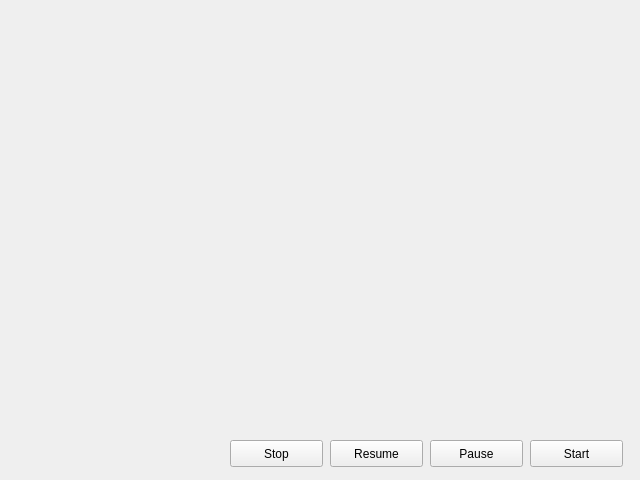
Old version of the form sapien190/trunk/source/Sandbox/sapine_v1/presentation/views/simulationrunning.ui in the repository kimbjerge/iirtsf10grp5.
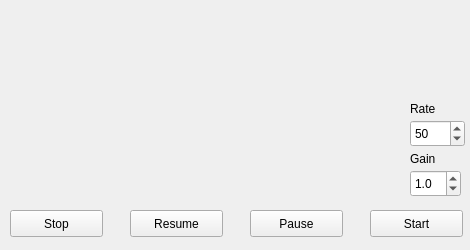
New version of the form.

Commit message: Added gain and rate parameters for GUI. Added deleting command and state objects when used. Fixed a number of other errors.

```diff
--- a/sapien190/trunk/source/Sandbox/sapine_v1/presentation/views/simulationrunning.ui
+++ b/sapien190/trunk/source/Sandbox/sapine_v1/presentation/views/simulationrunning.ui
@@ -6,8 +6,8 @@
    <rect>
     <x>0</x>
     <y>0</y>
-    <width>640</width>
-    <height>480</height>
+    <width>470</width>
+    <height>250</height>
    </rect>
   </property>
   <property name="windowTitle">
@@ -16,8 +16,8 @@
   <widget class="QPushButton" name="startButton">
    <property name="geometry">
     <rect>
-     <x>530</x>
-     <y>440</y>
+     <x>370</x>
+     <y>210</y>
      <width>93</width>
      <height>27</height>
     </rect>
@@ -29,8 +29,8 @@
   <widget class="QPushButton" name="pauseButton">
    <property name="geometry">
     <rect>
-     <x>430</x>
-     <y>440</y>
+     <x>250</x>
+     <y>210</y>
      <width>93</width>
      <height>27</height>
     </rect>
@@ -42,8 +42,8 @@
   <widget class="QPushButton" name="stopButton">
    <property name="geometry">
     <rect>
-     <x>230</x>
-     <y>440</y>
+     <x>10</x>
+     <y>210</y>
      <width>93</width>
      <height>27</height>
     </rect>
@@ -55,8 +55,8 @@
   <widget class="QPushButton" name="resumeButton">
    <property name="geometry">
     <rect>
-     <x>330</x>
-     <y>440</y>
+     <x>130</x>
+     <y>210</y>
      <width>93</width>
      <height>27</height>
     </rect>
@@ -65,6 +65,73 @@
     <string>Resume</string>
    </property>
   </widget>
+  <widget class="QDoubleSpinBox" name="gainSpinBox">
+   <property name="geometry">
+    <rect>
+     <x>410</x>
+     <y>170</y>
+     <width>51</width>
+     <height>27</height>
+    </rect>
+   </property>
+   <property name="decimals">
+    <number>1</number>
+   </property>
+   <property name="maximum">
+    <double>5.000000000000000</double>
+   </property>
+   <property name="singleStep">
+    <double>0.100000000000000</double>
+   </property>
+   <property name="value">
+    <double>1.000000000000000</double>
+   </property>
+  </widget>
+  <widget class="QSpinBox" name="rateSpinBox">
+   <property name="geometry">
+    <rect>
+     <x>410</x>
+     <y>120</y>
+     <width>55</width>
+     <height>27</height>
+    </rect>
+   </property>
+   <property name="minimum">
+    <number>1</number>
+   </property>
+   <property name="maximum">
+    <number>400</number>
+   </property>
+   <property name="value">
+    <number>50</number>
+   </property>
+  </widget>
+  <widget class="QLabel" name="gainLabel">
+   <property name="geometry">
+    <rect>
+     <x>410</x>
+     <y>150</y>
+     <width>62</width>
+     <height>17</height>
+    </rect>
+   </property>
+   <property name="text">
+    <string>Gain</string>
+   </property>
+  </widget>
+  <widget class="QLabel" name="rateLabel">
+   <property name="geometry">
+    <rect>
+     <x>410</x>
+     <y>100</y>
+     <width>62</width>
+     <height>17</height>
+    </rect>
+   </property>
+   <property name="text">
+    <string>Rate</string>
+   </property>
+  </widget>
  </widget>
  <resources/>
  <connections/>
```
Left out of the diff: 42 changed lines with no effect on the pictures. The commit also changes 16 other files.
